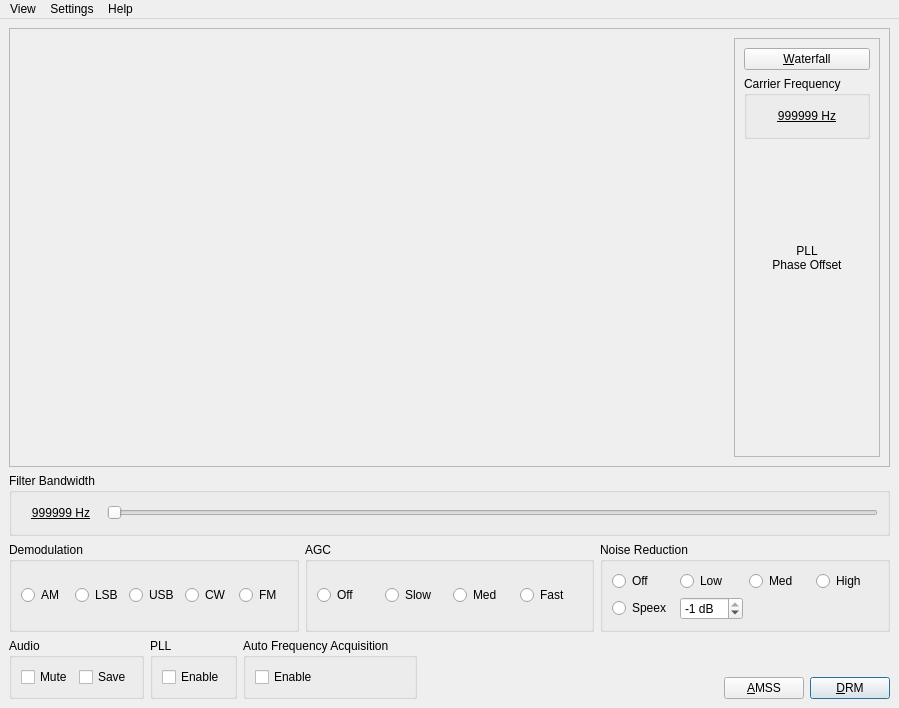
Above: dream/src/GUI-QT/AMMainWindow.ui from mmjee/dream-patched before the change. Below: the same form after it.
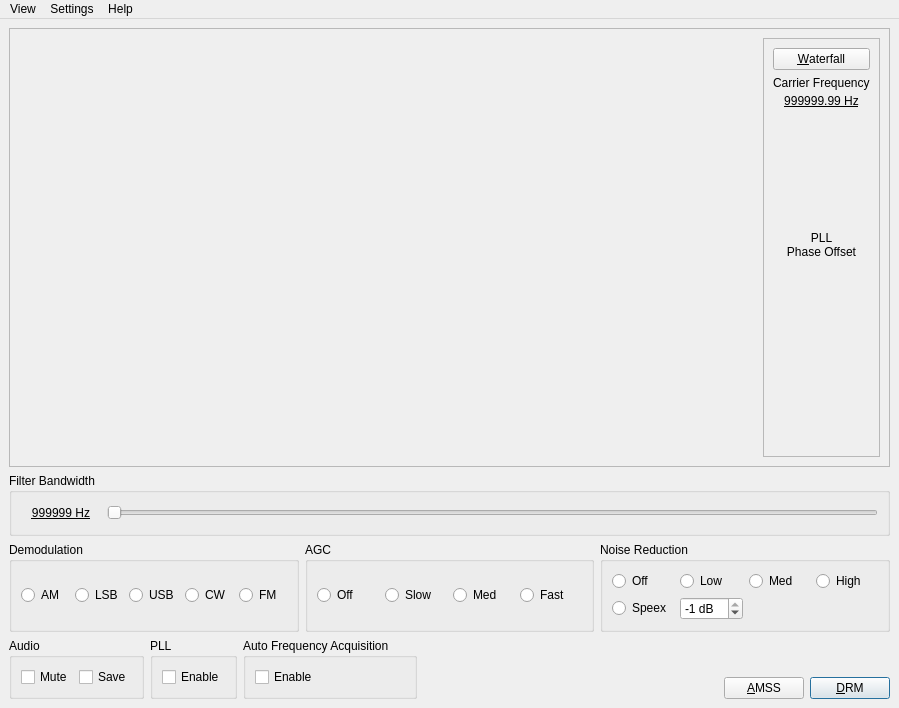
That is the form after the change. Icons and pictures are not drawn. Custom widgets are drawn as their Qt base class.

Diff of the .ui file:
```diff
--- a/dream/src/GUI-QT/AMMainWindow.ui
+++ b/dream/src/GUI-QT/AMMainWindow.ui
@@ -58,7 +58,7 @@
          <property name="frameShadow">
           <enum>QFrame::Raised</enum>
          </property>
-         <layout class="QVBoxLayout" name="verticalLayout_2">
+         <layout class="QVBoxLayout" name="verticalLayout_4">
           <item>
            <widget class="QPushButton" name="ButtonWaterfall">
             <property name="windowTitle">
@@ -73,17 +73,23 @@
            </widget>
           </item>
           <item>
-           <widget class="QGroupBox" name="groupBoxCF">
+           <layout class="QVBoxLayout" name="verticalLayout_2">
+            <property name="spacing">
+             <number>0</number>
+            </property>
+            <item>
+             <widget class="QLabel" name="LabelCarrierFrequency">
             <property name="sizePolicy">
-             <sizepolicy hsizetype="Preferred" vsizetype="Preferred">
+               <sizepolicy hsizetype="Minimum" vsizetype="Fixed">
               <horstretch>0</horstretch>
               <verstretch>0</verstretch>
              </sizepolicy>
             </property>
-            <property name="title">
+              <property name="text">
              <string>Carrier Frequency</string>
             </property>
-            <layout class="QVBoxLayout" name="verticalLayout_4">
+             </widget>
+            </item>
              <item>
               <widget class="QPushButton" name="ButtonFreqOffset">
                <property name="sizePolicy">
@@ -98,7 +104,7 @@
                 </font>
                </property>
                <property name="text">
-                <string>999999 Hz</string>
+               <string>999999.99 Hz</string>
                </property>
                <property name="flat">
                 <bool>true</bool>
@@ -106,9 +112,6 @@
               </widget>
              </item>
             </layout>
-            <zorder>ButtonFreqOffset</zorder>
-            <zorder>ButtonFreqOffset</zorder>
-           </widget>
           </item>
           <item>
            <widget class="QLabel" name="TextLabelPhaseOffset">
```
Lines whose indentation alone changed are shown as unchanged.
